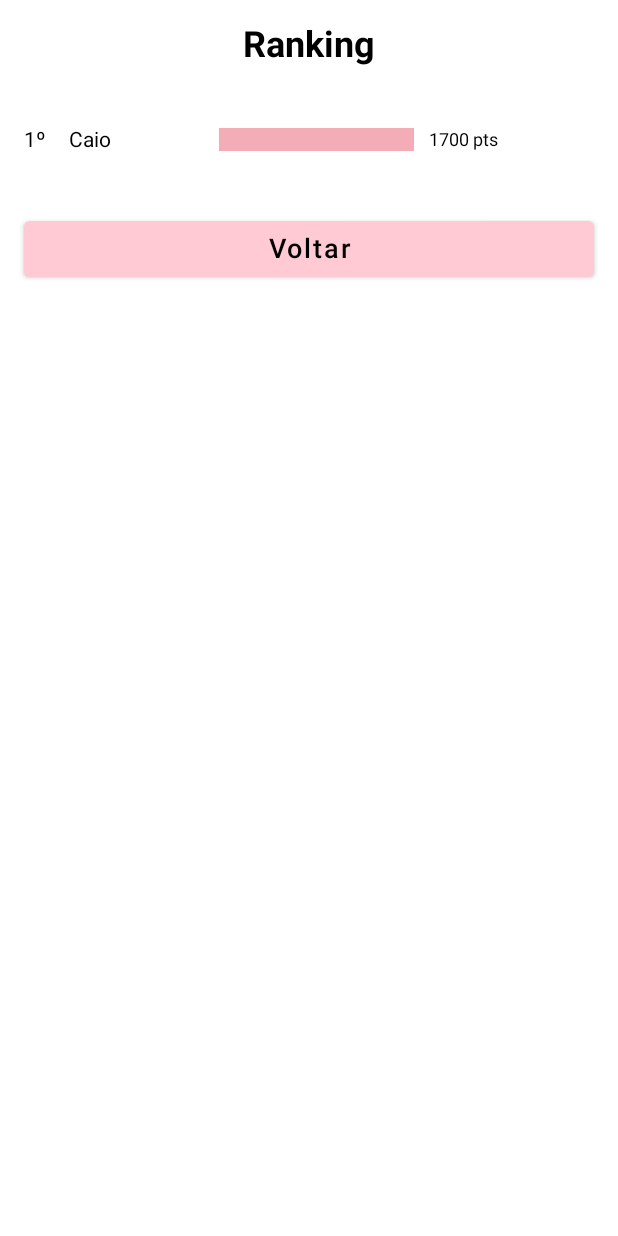
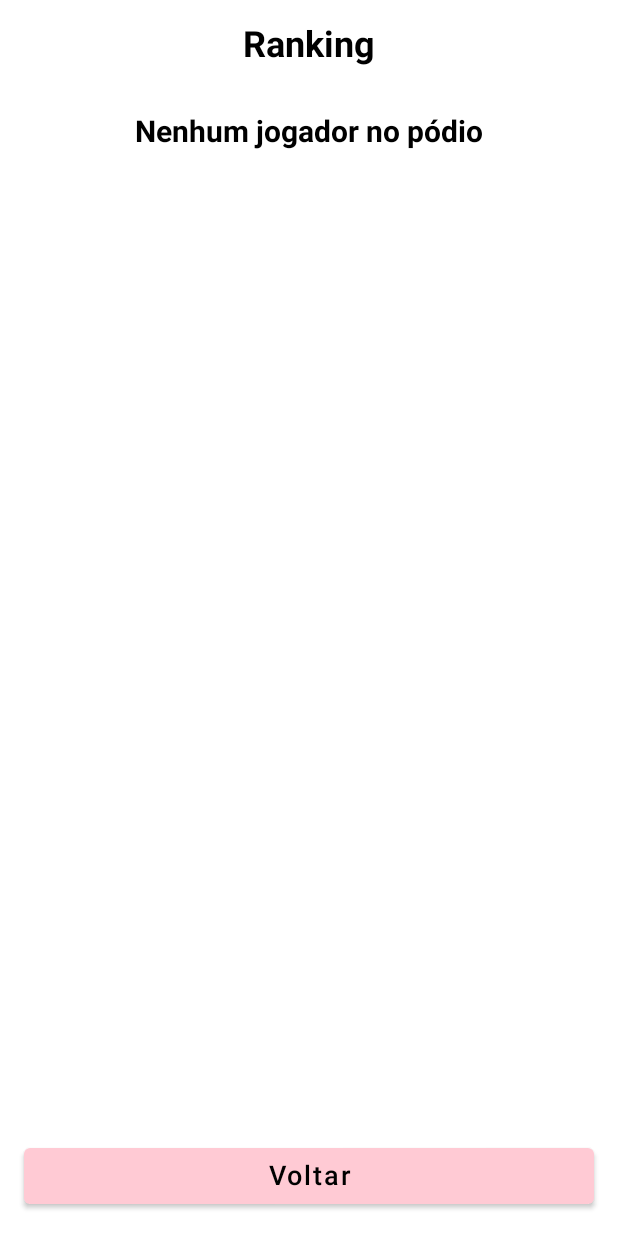
Before and after one commit to abressam/RA2_Somativa, an Android app built with Jetpack Compose: the screen it shows after launch (MainActivity), after a tap on "Ranking", on a phone screen of 412 x 824 dp. Run offline under Robolectric (Android 15) with nearby library versions, the phone set to English and light mode, and no system bars; our stand-ins replace Room's generated code, livedata-compose.

Commit message:
feat: add exit buttons

```diff
--- a/app/src/main/java/com/example/ra2somativa/feature/data/model/PlayerData.kt
+++ b/app/src/main/java/com/example/ra2somativa/feature/data/model/PlayerData.kt
@@ -2,10 +2,5 @@ package com.example.ra2somativa.feature.data.model
 
 class PlayerData {
     fun loadPlayers(): List<Player> = listOf(
-        Player(
-            nickname = "Caio",
-            score = 1700,
-            higherScore = 2200
-        ),
     )
 }
--- a/app/src/main/java/com/example/ra2somativa/ui/AnswerGrid.kt
+++ b/app/src/main/java/com/example/ra2somativa/ui/AnswerGrid.kt
@@ -8,6 +8,7 @@ import androidx.compose.runtime.Composable
 import androidx.compose.ui.Modifier
 import androidx.compose.ui.graphics.Color
 import androidx.compose.ui.unit.dp
+import com.example.ra2somativa.ui.button.AnswerButton
 import com.example.ra2somativa.ui.theme.*
 
 @Composable
--- a/app/src/main/java/com/example/ra2somativa/ui/QuizApp.kt
+++ b/app/src/main/java/com/example/ra2somativa/ui/QuizApp.kt
@@ -92,6 +92,7 @@ fun QuizApp(player: Player,
         QuizScreen(
             question = questions[currentQuestionIndex],
             timer = timer,
+            navController = navController,
             onAnswerSelected = { selectedIndex ->
                 wasAnswerCorrect = selectedIndex == questions[currentQuestionIndex].correctAnswerIndex
                 playerScore = if (wasAnswerCorrect) {
--- a/app/src/main/java/com/example/ra2somativa/ui/ResultScreen.kt
+++ b/app/src/main/java/com/example/ra2somativa/ui/ResultScreen.kt
@@ -41,17 +41,17 @@ fun ResultScreen(
 
     LaunchedEffect(players) {
         val currentPlayerIndex = players.indexOfFirst { it.nickname == currentUserNickname }
+
         if (currentPlayerIndex >= 10) {
             Toast.makeText(context, "Sua posição: ${currentPlayerIndex + 1}", Toast.LENGTH_LONG).show()
         }
     }
 
-    LazyColumn(
+    Column(
         modifier = Modifier
             .fillMaxSize()
             .padding(16.dp)
     ) {
-        item {
         Text(
             text = "Ranking",
             fontSize = 24.sp,
@@ -61,13 +61,32 @@ fun ResultScreen(
                 .padding(bottom = 16.dp)
                 .fillMaxWidth()
         )
+
+        // LazyColumn para exibir os jogadores
+        LazyColumn(
+            modifier = Modifier.weight(1f)  // Ocupa o espaço disponível restante
+        ) {
+            if (players.isEmpty()) {
+                item {
+                    Text(
+                        text = "Nenhum jogador no pódio",
+                        fontSize = 20.sp,
+                        fontWeight = FontWeight.Bold,
+                        color = Color.Black,
+                        textAlign = TextAlign.Center,
+                        modifier = Modifier
+                            .fillMaxWidth()
+                            .padding(vertical = 16.dp)
+                    )
                 }
-        // Adiciona as barras expansíveis
+            } else {
                 itemsIndexed(players.take(10)) { index, player ->
                     ExpandingRectangle(index + 1, player.nickname, player.score, maxScore, currentUserNickname)
                 }
-        // Adiciona o botão "Recomeçar"
-        item {
+            }
+        }
+
+        // Adiciona o botão "Recomeçar" fora do LazyColumn
         Spacer(modifier = Modifier.height(16.dp))
         Button(
             onClick = {
@@ -83,7 +102,6 @@ fun ResultScreen(
                 fontSize = 18.sp,
                 textAlign = TextAlign.Center
             )
-            }
         }
     }
 }
@@ -139,7 +157,8 @@ fun ExpandingRectangle(position: Int, nickname: String, score: Int, maxScore: In
         Text(
             text = displayedNickname,
             fontSize = 14.sp,
-            modifier = Modifier.width(100.dp)
+            modifier = Modifier
+                .width(100.dp)
                 .padding(end = 6.dp)
         )
         Box(
--- a/app/src/main/java/com/example/ra2somativa/ui/StartScreen.kt
+++ b/app/src/main/java/com/example/ra2somativa/ui/StartScreen.kt
@@ -41,6 +41,8 @@ import androidx.compose.ui.unit.sp
 import androidx.navigation.NavHostController
 import com.example.ra2somativa.feature.data.model.Player
 import com.example.ra2somativa.feature.presentation.PlayerViewModel
+import com.example.ra2somativa.ui.button.ExitButton
+import kotlin.system.exitProcess
 
 @Composable
 fun StartScreen(
@@ -61,7 +63,7 @@ fun StartScreen(
     Box(
         modifier = Modifier
             .fillMaxSize()
-            .background(color = backgroundScreen, shape = RoundedCornerShape(16.dp))
+            .background(color = backgroundScreen)
             .padding(16.dp)
     ) {
         Column(
@@ -138,7 +140,8 @@ fun StartScreen(
                 colors = ButtonDefaults.buttonColors(backgroundColor = button),
                 modifier = Modifier
                     .fillMaxWidth(),
-                enabled = nickname.isNotEmpty()
+                enabled = nickname.isNotEmpty(),
+                shape = RoundedCornerShape(8.dp)
             ) {
                 Text(text = "Começar a Jogar", fontSize = 18.sp)
             }
@@ -148,7 +151,8 @@ fun StartScreen(
                     navController.navigate("instruction_screen")
                 },
                 colors = ButtonDefaults.buttonColors(backgroundColor = option1),
-                modifier = Modifier.fillMaxWidth()
+                modifier = Modifier.fillMaxWidth(),
+                shape = RoundedCornerShape(8.dp)
             ) {
                 Text(text = "Instruções", fontSize = 18.sp)
             }
@@ -158,10 +162,22 @@ fun StartScreen(
                     navController.navigate("result_screen")
                 },
                 colors = ButtonDefaults.buttonColors(backgroundColor = option4),
-                modifier = Modifier.fillMaxWidth()
+                modifier = Modifier.fillMaxWidth(),
+                shape = RoundedCornerShape(8.dp)
             ) {
                 Text(text = "Ranking", fontSize = 18.sp)
             }
         }
     }
+    Box(
+        modifier = Modifier
+            .fillMaxSize()
+            .padding(16.dp),
+        contentAlignment = Alignment.BottomCenter
+    ) {
+        ExitButton(
+            modifier = Modifier.fillMaxWidth(),
+            context = context
+        )
+    }
 }
--- a/app/src/main/java/com/example/ra2somativa/ui/AnswerButton.kt
+++ b/app/src/main/java/com/example/ra2somativa/ui/button/ExitStartScreenButton.kt
@@ -1,6 +1,7 @@
-package com.example.ra2somativa.ui
+package com.example.ra2somativa.ui.button
 
-import androidx.compose.foundation.layout.fillMaxHeight
+import android.app.Activity
+import android.content.Context
 import androidx.compose.foundation.layout.fillMaxWidth
 import androidx.compose.foundation.shape.RoundedCornerShape
 import androidx.compose.material.Button
@@ -13,22 +14,29 @@ import androidx.compose.ui.text.TextStyle
 import androidx.compose.ui.text.style.TextAlign
 import androidx.compose.ui.unit.dp
 import androidx.compose.ui.unit.sp
+import com.example.ra2somativa.ui.theme.option2
+import kotlin.system.exitProcess
 
+fun exitApp(context: Context) {
+    if (context is Activity) {
+        context.finishAffinity()
+        exitProcess(0)
+    }
+}
 @Composable
-fun AnswerButton(answer: String, modifier: Modifier = Modifier, backgroundColor: Color, onClick: () -> Unit) {
+fun ExitButton(modifier: Modifier = Modifier, context: Context) {
     Button(
-        onClick = onClick,
-        colors = ButtonDefaults.buttonColors(backgroundColor = backgroundColor, contentColor = Color.LightGray),
+        onClick = { exitApp(context) },
+        colors = ButtonDefaults.buttonColors(backgroundColor = option2),
         shape = RoundedCornerShape(8.dp),
         modifier = modifier
-            .fillMaxHeight()
+            .fillMaxWidth()
     ) {
         Text(
-            text = answer,
+            text = "Sair",
             fontSize = 18.sp,
             color = Color.Black,
             textAlign = TextAlign.Center,
-            modifier = Modifier.fillMaxWidth(),
             style = TextStyle(
                 lineHeight = 24.sp
             )
--- a/app/src/main/java/com/example/ra2somativa/ui/theme/Color.kt
+++ b/app/src/main/java/com/example/ra2somativa/ui/theme/Color.kt
@@ -8,7 +8,7 @@ val Pink80 = Color(0xFFEFB8C8)
 
 val Purple40 = Color(0xFF6650a4)
 val PurpleGrey40 = Color(0xFF625b71)
-val Pink40 = Color(0xFF7D5260)
+val Pink40 = Color(0xFFFFAFCC)
 
 val backgroundScreen = Color(0xFFFFE5D9)
 val option1 = Color(0xFFCDB4DB)
```
Also changed, not shown: app/src/main/java/com/example/ra2somativa/ui/QuizScreen.kt (+11 -1 lines), app/src/main/java/com/example/ra2somativa/ui/button/AnswerButton.kt (added, +37 -0 lines), app/src/main/java/com/example/ra2somativa/ui/button/ExitGameScreenButton.kt (added, +36 -0 lines), app/src/main/java/com/example/ra2somativa/utils/PreviewQuizScreen.kt (deleted, +0 -23 lines). Lines whose indentation alone changed are shown as unchanged.
